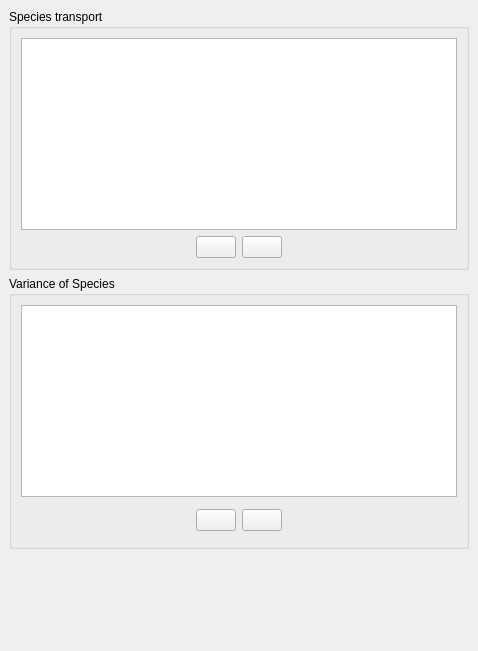
This is gui/Pages/DefineUserScalarsForm.ui in code-saturne/code_saturne as Qt 5 draws it before an edit. The edited form follows.
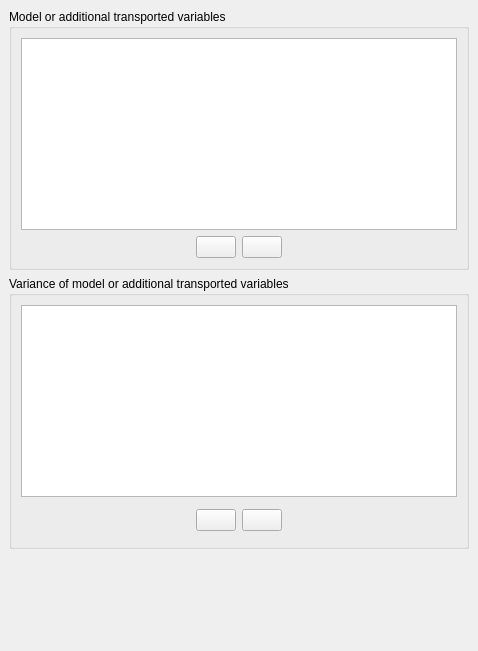
This is the edited form. Icons and pictures are not drawn.

Commit message:
Make labels in additional variables page more generic: Species -> Model or additional transported variables.
Cherry-picked commit a4d8124 on master.

```diff
--- a/gui/Pages/DefineUserScalarsForm.ui
+++ b/gui/Pages/DefineUserScalarsForm.ui
@@ -35,7 +35,7 @@
       <string>&lt;html&gt;&lt;head/&gt;&lt;body&gt;&lt;p&gt;&lt;span style=&quot; font-size:9pt;&quot;&gt;Solve the transport equation of the variances of the scalars defined in the species transport section.&lt;/span&gt;&lt;/p&gt;&lt;/body&gt;&lt;/html&gt;</string>
      </property>
      <property name="title">
-      <string>Variance of Species</string>
+      <string>Variance of model or additional transported variables</string>
      </property>
      <layout class="QGridLayout">
       <property name="leftMargin">
@@ -173,7 +173,7 @@
       <string>&lt;html&gt;&lt;head/&gt;&lt;body&gt;&lt;p&gt;&lt;span style=&quot; font-size:9pt;&quot;&gt;Solve additional user scalars transport equations. Thermal scalars defined in the thermal model menu are also shown here.&lt;/span&gt;&lt;/p&gt;&lt;/body&gt;&lt;/html&gt;</string>
      </property>
      <property name="title">
-      <string>Species transport</string>
+      <string>Model or additional transported variables</string>
      </property>
      <layout class="QGridLayout">
       <property name="leftMargin">
```
